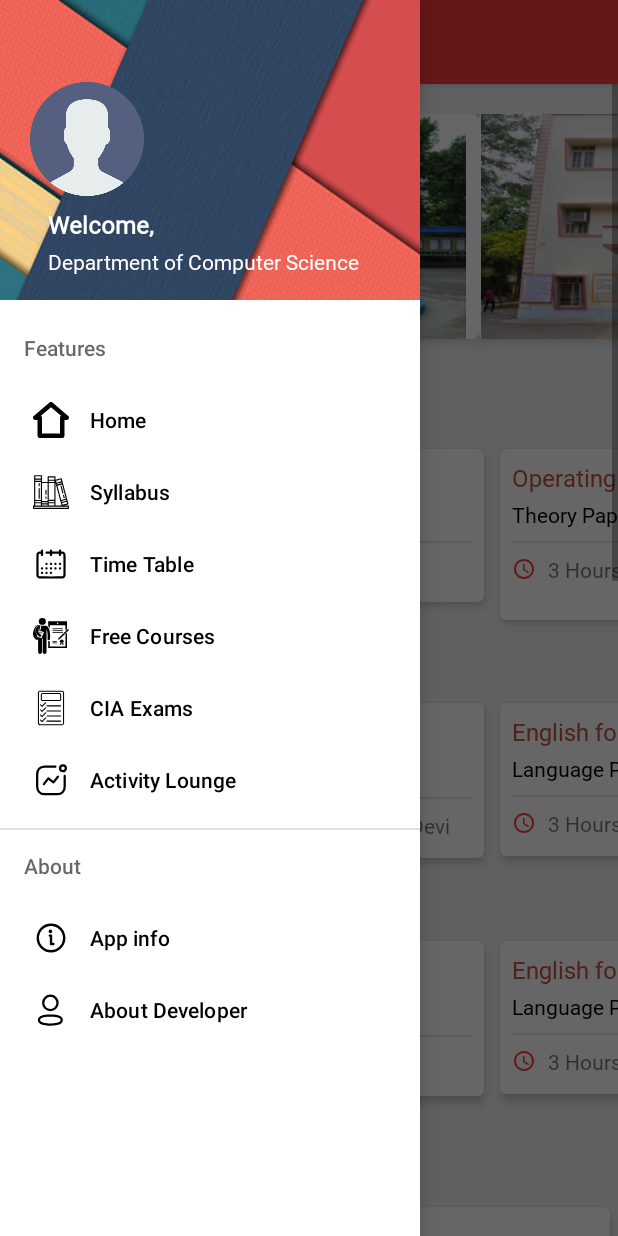
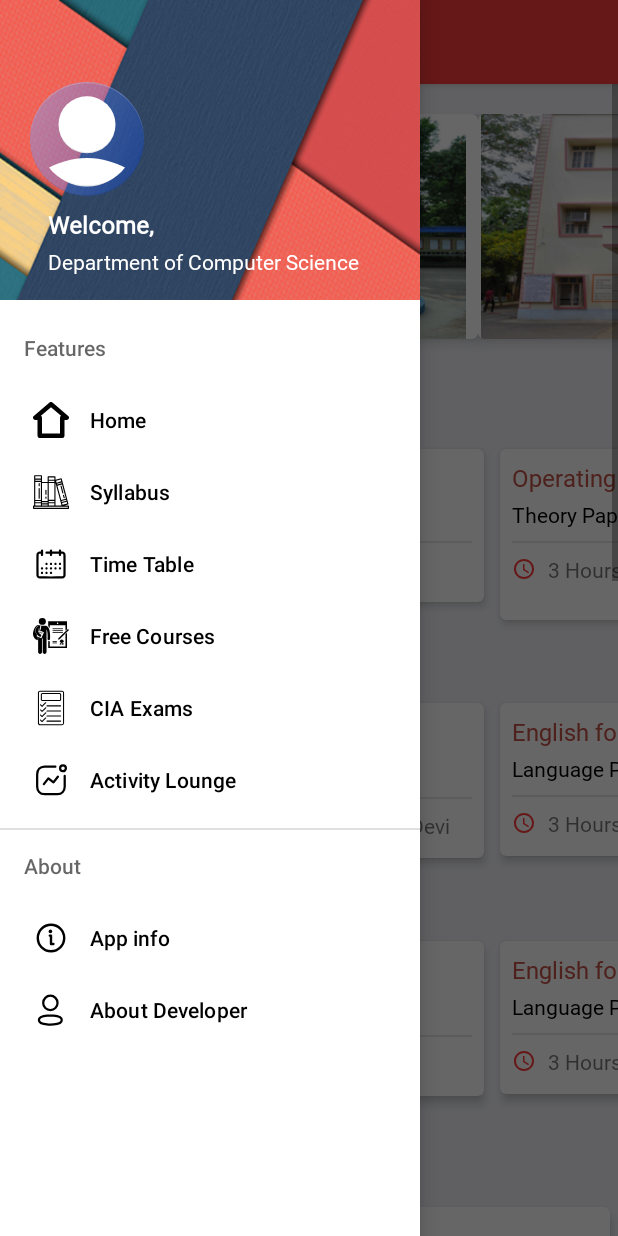
Before and after one commit to DevanandSB/Educatie, an Android app: the screen it shows after launch (Home), with the side drawer open, on a phone screen of 412 x 824 dp. Run offline under Robolectric (Android 15) with nearby library versions, the phone set to English and light mode, and no system bars; our stand-ins replace Firebase (no records; nobody signed in at launch, a user with empty details on screens opened directly), sdp/ssp sizes; libraries missing offline, so code that uses them is left out: com.shashank.sony.

Commit message:
UI Bug fixed

```diff
--- a/app/src/main/res/drawable/ic_person.xml
+++ b/app/src/main/res/drawable/ic_person.xml
@@ -6,7 +6,7 @@
     android:viewportHeight="24">
   <path
       android:pathData="M12,0C5.383,0 0,5.383 0,12s5.383,12 12,12 12,-5.383 12,-12S18.617,0 12,0z"
-      android:fillColor="#039BE5"/>
+      android:fillColor="#4D0C4EF8"/>
   <path
       android:pathData="M19.99,17.987C17.992,17.025 15.136,16 12,16s-5.991,1.025 -7.99,1.987C5.834,20.417 8.731,22 12,22s6.165,-1.582 7.99,-4.013z"
       android:fillColor="#FFF"/>
--- a/app/src/main/res/layout/nav_header_home.xml
+++ b/app/src/main/res/layout/nav_header_home.xml
@@ -18,12 +18,12 @@
         android:layout_height="wrap_content">
 
         <ImageView
-            android:id="@+id/ic_person"
+            android:id="@+id/profileimage"
             android:layout_width="84dp"
             android:layout_height="84dp"
             android:contentDescription="@string/app_name"
             android:paddingTop="@dimen/nav_header_vertical_spacing"
-            app:srcCompat="@drawable/user" />
+            app:srcCompat="@drawable/ic_person" />
 
     </RelativeLayout>
 
```
